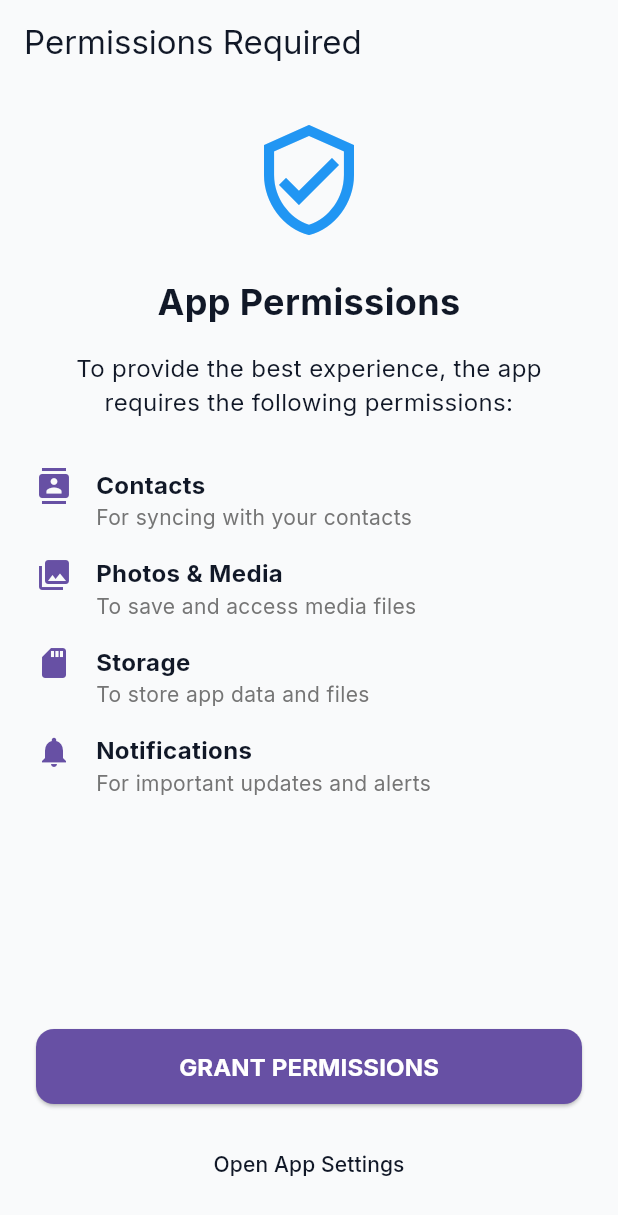
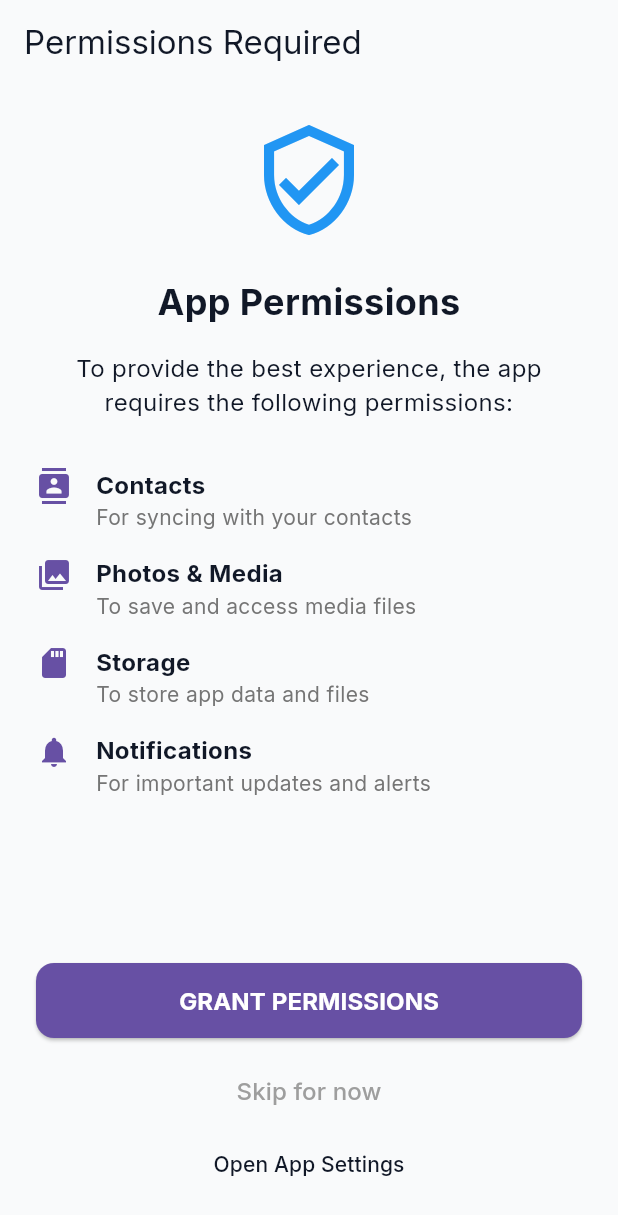
Before and after one commit to krishnakoushik9/SuvyAIkath, a Flutter app: the PermissionsScreen screen opened directly, on a phone screen of 412 x 824 dp. Shown: the top 1215 px of the screen. Run offline on Flutter 3.47's test engine with Material 3 defaults, Android fonts, the phone set to English and light mode, and no system bars; our stand-ins replace dio, fl_chart, flutter_local_notifications, google_fonts, lottie, permission_handler and 1 more; missing offline and left inert: flutter_pdfview; accounts and stored records are empty; network calls fail.

Commit message:
So many storage access problems i just added a skip button leave it i am done

```diff
--- a/medha_ai/lib/screens/permissions_screen.dart
+++ b/medha_ai/lib/screens/permissions_screen.dart
@@ -171,6 +171,8 @@ class _PermissionsScreenState extends State<PermissionsScreen> {
                   textAlign: TextAlign.center,
                 ),
               ),
+            Column(
+              children: [
                 SizedBox(
                   width: double.infinity,
                   height: 50,
@@ -194,7 +196,26 @@ class _PermissionsScreenState extends State<PermissionsScreen> {
                           ),
                   ),
                 ),
-            const SizedBox(height: 16),
+                const SizedBox(height: 12),
+                TextButton(
+                  onPressed: _isLoading ? null : () {
+                    // Proceed without granting all permissions
+                    if (widget.onPermissionsGranted != null) {
+                      widget.onPermissionsGranted!();
+                    } else {
+                      Navigator.of(context).pop();
+                    }
+                  },
+                  child: const Text(
+                    'Skip for now',
+                    style: TextStyle(
+                      fontSize: 16,
+                      color: Colors.grey,
+                    ),
+                  ),
+                ),
+              ],
+            ),
             TextButton(
               onPressed: () {
                 openAppSettings();
```
Also changed, not shown: medha_ai/lib/utils/permission_handler.dart (+4 -11 lines). Lines whose indentation alone changed are shown as unchanged.
